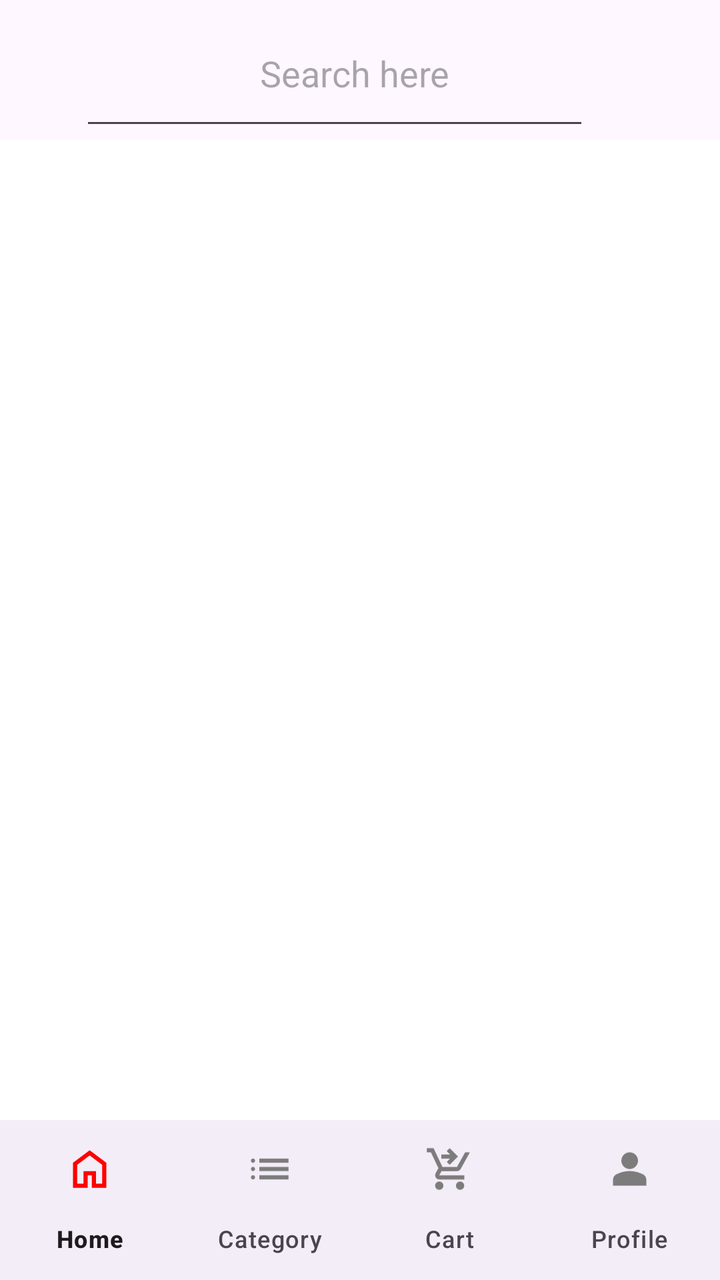
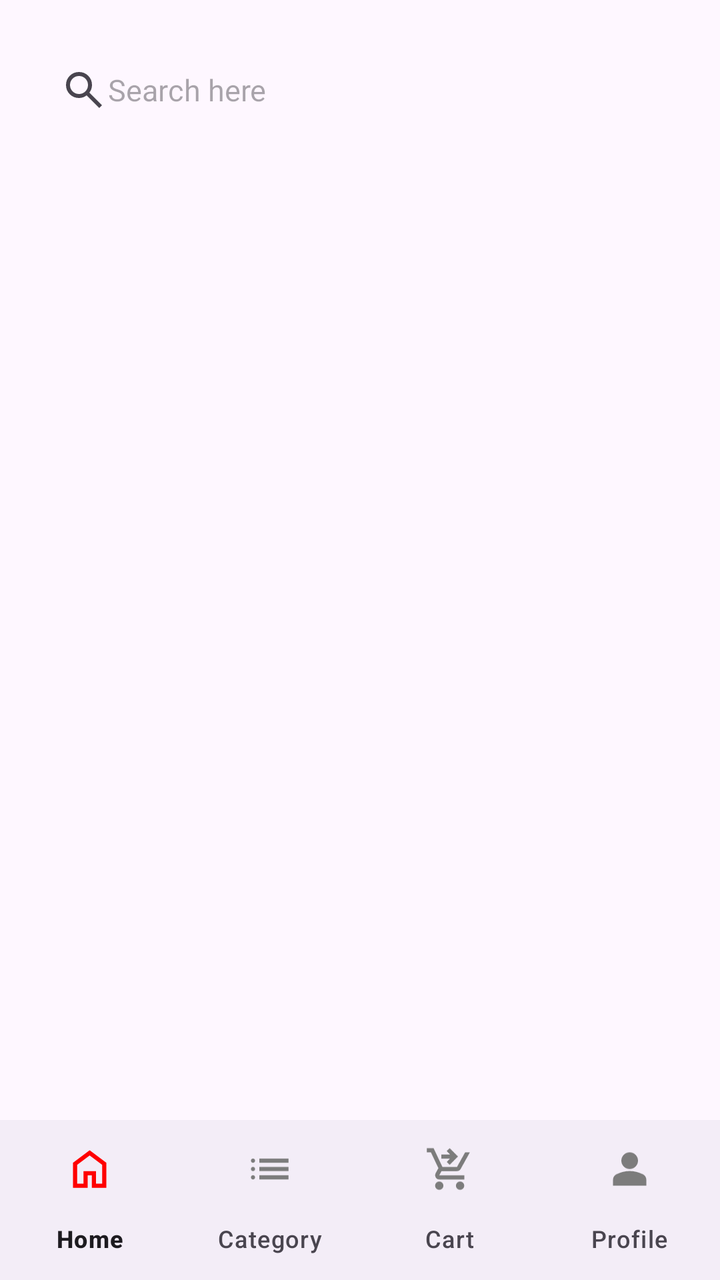

Two renders of the same Android screen: before a commit and after it. Below are the layout's source before the change and the commit's diff.
<!-- AndroidManifest.xml: application theme Theme.EShop -->
<!-- res/layout/activity_main.xml -->
<?xml version="1.0" encoding="utf-8"?>
<androidx.drawerlayout.widget.DrawerLayout xmlns:android="http://schemas.android.com/apk/res/android"
    xmlns:app="http://schemas.android.com/apk/res-auto"
    xmlns:tools="http://schemas.android.com/tools"
    android:id="@+id/drawerLayout"
    android:layout_width="match_parent"
    android:layout_height="match_parent"
    tools:context=".activity.MainActivity">


    <LinearLayout
        android:layout_width="match_parent"
        android:layout_height="match_parent"
        android:orientation="vertical">
        
        <com.google.android.material.appbar.MaterialToolbar
            android:layout_width="match_parent"
            android:layout_height="wrap_content">

            <EditText
                android:layout_width="wrap_content"
                android:layout_height="70dp"
                android:layout_marginStart="40dp"
                android:layout_marginEnd="30dp"
                android:hint="@string/search_hint"
                android:paddingStart="90dp"
                android:paddingEnd="70dp"
                android:textSize="18sp"/>


        </com.google.android.material.appbar.MaterialToolbar>

        <androidx.fragment.app.FragmentContainerView
            android:layout_width="match_parent"
            android:background="#FFFFFF"
            android:layout_height="0dp"
            android:layout_weight="1" />

        <com.google.android.material.bottomnavigation.BottomNavigationView
            android:layout_width="match_parent"
            android:layout_height="wrap_content"
            app:itemIconTint="@color/nav_item_colors"
            app:labelVisibilityMode="labeled"
            app:menu="@menu/bottom_nav_menu"
            app:itemIconSize="25dp"/>
    </LinearLayout>

    <com.google.android.material.navigation.NavigationView
        android:layout_width="match_parent"
        android:layout_height="match_parent"
        android:layout_gravity="start"
        app:headerLayout="@layout/side_nav_header"
        app:menu="@menu/side_nav_menu"
        app:itemIconTint="@color/nav_item_colors"
        app:itemIconSize="25dp"
        />



</androidx.drawerlayout.widget.DrawerLayout>
<!-- res/layout/side_nav_header.xml (included above) -->
<?xml version="1.0" encoding="utf-8"?>
<FrameLayout xmlns:android="http://schemas.android.com/apk/res/android"
    xmlns:tools="http://schemas.android.com/tools"
    android:layout_width="match_parent"
    android:layout_height="match_parent">

    <ImageView
        android:layout_width="100dp"
        android:layout_height="100dp"
        android:layout_gravity="bottom"
        android:layout_margin="20dp"
        tools:srcCompact="@tools:sample/avatars"/>

    <TextView
        android:layout_width="wrap_content"
        android:layout_height="wrap_content"
        android:text="Kalhara"
        android:layout_gravity="center_vertical"
        android:layout_marginStart="125dp"/>

    <TextView
        android:layout_width="wrap_content"
        android:layout_height="wrap_content"
        android:layout_gravity="center_vertical"
        android:layout_marginStart="125dp"
        android:layout_marginTop="20dp"
        android:text="kalharaweragoda@gmail.com"/>

</FrameLayout>
<!-- resources referenced by this layout -->
<resources>
  <string name="search_hint">Search here</string>
  <style name="Theme.EShop" parent="Theme.Material3.DayNight.NoActionBar">
          
          <item name="colorPrimary">@color/purple_500</item>
          <item name="colorPrimaryVariant">@color/purple_700</item>
          <item name="colorOnPrimary">@color/white</item>
          
          <item name="colorSecondary">@color/teal_200</item>
          <item name="colorSecondaryVariant">@color/teal_700</item>
          <item name="colorOnSecondary">@color/black</item>
          
          <item name="android:statusBarColor">?attr/colorPrimaryVariant</item>
          
  
          
          
  
      </style>
  <color name="purple_500">#FF6200EE</color>
  <color name="purple_700">#FF3700B3</color>
  <color name="white">#FFFFFFFF</color>
  <color name="teal_200">#FF03DAC5</color>
  <color name="teal_700">#FF018786</color>
  <color name="black">#FF000000</color>
</resources>

<!-- the commit's change to res/layout/activity_main.xml (unified diff, before → after) -->
@@ -18,31 +18,33 @@
             android:layout_height="wrap_content">
 
             <EditText
-                android:layout_width="wrap_content"
-                android:layout_height="70dp"
-                android:layout_marginStart="40dp"
-                android:layout_marginEnd="30dp"
+                android:layout_width="match_parent"
+                android:layout_height="90dp"
+                android:layout_marginStart="20dp"
+                android:layout_marginEnd="20dp"
                 android:hint="@string/search_hint"
-                android:paddingStart="90dp"
-                android:paddingEnd="70dp"
-                android:textSize="18sp"/>
+                android:drawableStart="@drawable/search_24px"
+                android:paddingStart="10dp"
+                android:paddingEnd="10dp"
+                android:textSize="15sp"
+                android:background=""/>
 
 
         </com.google.android.material.appbar.MaterialToolbar>
 
         <androidx.fragment.app.FragmentContainerView
             android:layout_width="match_parent"
-            android:background="#FFFFFF"
             android:layout_height="0dp"
             android:layout_weight="1" />
 
         <com.google.android.material.bottomnavigation.BottomNavigationView
             android:layout_width="match_parent"
             android:layout_height="wrap_content"
+            app:itemIconSize="25dp"
             app:itemIconTint="@color/nav_item_colors"
             app:labelVisibilityMode="labeled"
             app:menu="@menu/bottom_nav_menu"
-            app:itemIconSize="25dp"/>
+            />
     </LinearLayout>
 
     <com.google.android.material.navigation.NavigationView
<!-- resource entries referenced after the edit -->
@@ -1,5 +1,16 @@
 <!-- resources referenced by this layout -->
 <resources>
+  <!-- drawable search_24px (drawable) -->
+  <vector xmlns:android="http://schemas.android.com/apk/res/android"
+      android:width="24dp"
+      android:height="24dp"
+      android:viewportWidth="960"
+      android:viewportHeight="960"
+      android:tint="?attr/colorControlNormal">
+    <path
+        android:fillColor="@android:color/white"
+        android:pathData="M784,840L532,588Q502,612 463,626Q424,640 380,640Q271,640 195.5,564.5Q120,489 120,380Q120,271 195.5,195.5Q271,120 380,120Q489,120 564.5,195.5Q640,271 640,380Q640,424 626,463Q612,502 588,532L840,784L784,840ZM380,560Q455,560 507.5,507.5Q560,455 560,380Q560,305 507.5,252.5Q455,200 380,200Q305,200 252.5,252.5Q200,305 200,380Q200,455 252.5,507.5Q305,560 380,560Z"/>
+  </vector>
   <string name="search_hint">Search here</string>
   <style name="Theme.EShop" parent="Theme.Material3.DayNight.NoActionBar">
           
